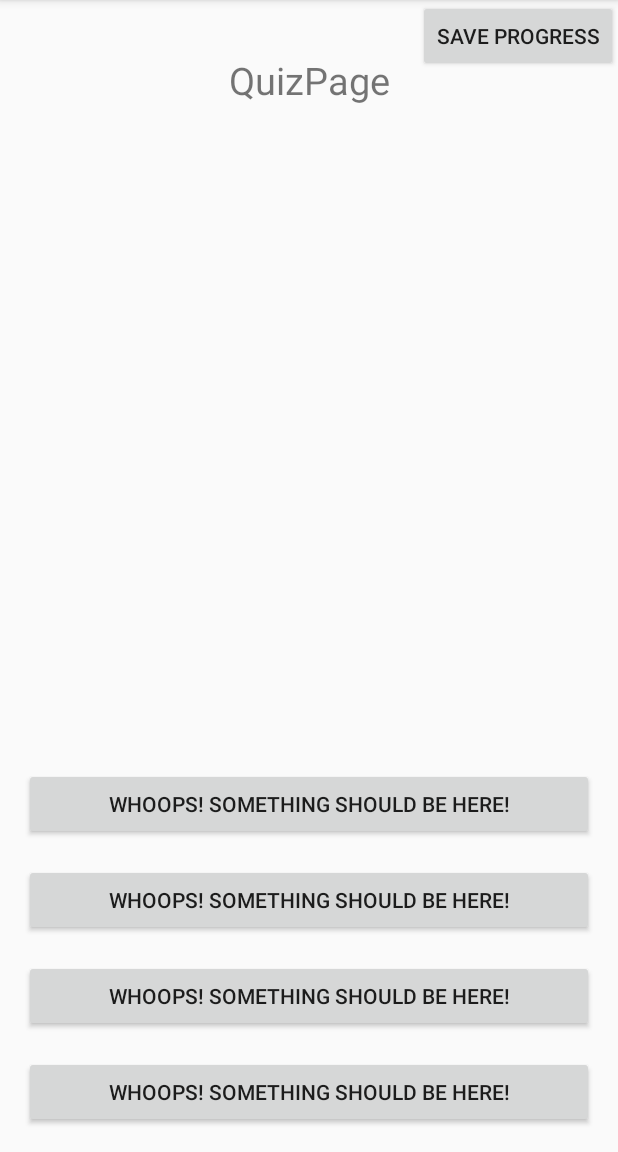
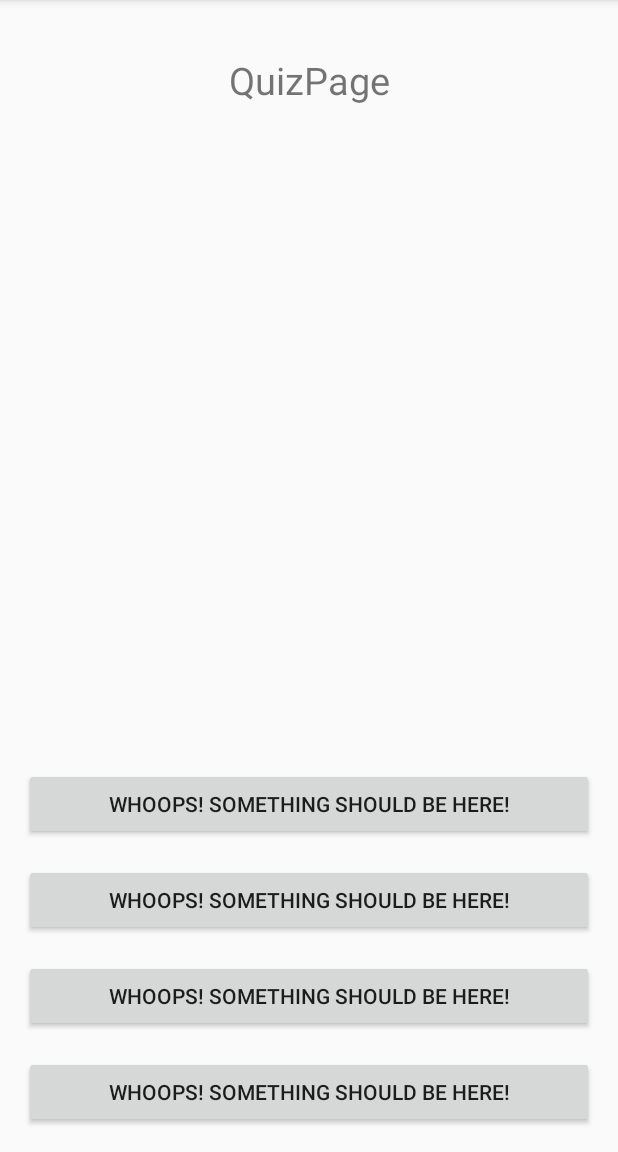
Before and after one commit to whitneyharrism/ScriptureApp, an Android app: the QuizRunner screen opened directly, with no data from a screen before it, on a phone screen of 412 x 824 dp, the part 84-1236 px from its top. Run offline under Robolectric (Android 15) with nearby library versions, the light colour scheme and no system bars; our stand-ins replace Firebase (no records; nobody signed in at launch, a user with empty details on screens opened directly); 2 statements that could not run were skipped.

Commit message:
Finishing tracker.

```diff
--- a/app/src/main/java/com/example/scripturestudyapp/QuizResults.java
+++ b/app/src/main/java/com/example/scripturestudyapp/QuizResults.java
@@ -55,7 +55,7 @@ public class QuizResults extends AppCompatActivity {
     {
         String reading = getIntent().getStringExtra("suggest reading");
         if(reading != null)
-            suggestion.append(reading);
+        {suggestion.append(reading + ".");}
     }
 
     /**
--- a/app/src/main/java/com/example/scripturestudyapp/QuizRunner.java
+++ b/app/src/main/java/com/example/scripturestudyapp/QuizRunner.java
@@ -107,7 +107,7 @@ public class QuizRunner extends AppCompatActivity implements View.OnClickListene
         {
             addFactScore(topic);
             if(quiz.currentQuestion.scriptureReading != null)
-            results += " " + quiz.currentQuestion.scriptureReading;
+            {results += "" + quiz.currentQuestion.scriptureReading + ", ";}
         }
 
     }
@@ -221,7 +221,7 @@ public class QuizRunner extends AppCompatActivity implements View.OnClickListene
     }
 
     public void save(View view){
-        quiz.saveProgress();
+        //quiz.saveProgress();
         //quiz.saveScore();
     }
 }
--- a/app/src/main/res/layout/activity_quiz.xml
+++ b/app/src/main/res/layout/activity_quiz.xml
@@ -89,7 +89,7 @@
         android:layout_height="wrap_content"
         android:onClick="save"
         android:text="@string/save"
-        android:visibility="visible"
+        android:visibility="invisible"
         app:layout_constraintEnd_toEndOf="parent"
         app:layout_constraintTop_toTopOf="parent" />
 
```
Also changed, not shown: app/src/main/java/com/example/scripturestudyapp/BookOfMormonQuiz.java (+16 -16 lines).
